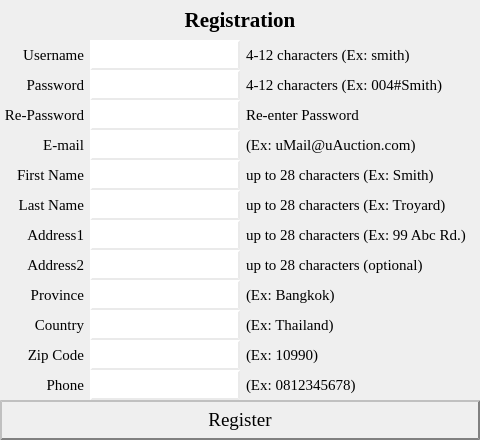
The window that chimera/ui/register.ui (shiragaP/uAuction) describes before a commit, drawn with Qt 5.
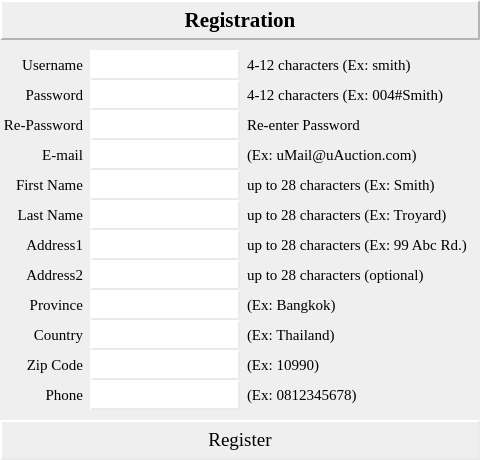
The same window after the commit.

Patch:
```diff
--- a/chimera/ui/register.ui
+++ b/chimera/ui/register.ui
@@ -7,7 +7,7 @@
     <x>0</x>
     <y>0</y>
     <width>480</width>
-    <height>440</height>
+    <height>460</height>
    </rect>
   </property>
   <property name="windowTitle">
@@ -17,7 +17,7 @@
    <string notr="true">
 QWidget#Form
 {
-	background-color: rgb(213, 213, 213);
+	background-color: rgb(239, 239, 239);
 }
 
 
@@ -27,8 +27,7 @@
 }
 
 
-QPushButton 
-{
+QPushButton {
 	background-color: qlineargradient(x1:0, y1:0, x2:1, y2:1,
 stop:0 rgba(234, 234, 234, 255), 
 stop:0.5 rgba(249, 249, 249, 255),
@@ -38,19 +37,7 @@
     border-color: rgba(234, 234, 234, 255)
  }
 
-QPushButton#pushButton_register
- {
-	background-color: qlineargradient(x1:0, y1:0, x2:1, y2:1,
-stop:0 rgba(234, 234, 234, 255), 
-stop:0.5 rgba(249, 249, 249, 255),
-stop:1 rgba(234, 234, 234, 255));
-	border-style: outset;
-    border-width: 2px;
-    border-color: rgba(128, 128, 128, 255)
- }
-
- QPushButton:pressed 
-{
+ QPushButton:pressed {
 	background-color: rgb(221, 221, 221);
  }
 
@@ -63,8 +50,7 @@
  }
 
 
-QLineEdit
- {
+QLineEdit {
 	background-color:  rgba(255, 255, 255, 255);
 	border-style: outset;
     border-width: 2px;
@@ -73,7 +59,14 @@
 
 QLabel
 {
-    padding: 2px;
+    padding: 3px;
+}
+
+QLabel#label_00_title
+{
+	border-style: outset;
+    border-width: 2px;
+    border-color: rgba(180, 180, 180, 255)
 }
 </string>
   </property>
@@ -81,7 +74,7 @@
    <property name="geometry">
     <rect>
      <x>0</x>
-     <y>40</y>
+     <y>50</y>
      <width>90</width>
      <height>30</height>
     </rect>
@@ -103,7 +96,7 @@
    <property name="geometry">
     <rect>
      <x>90</x>
-     <y>40</y>
+     <y>50</y>
      <width>150</width>
      <height>30</height>
     </rect>
@@ -119,7 +112,7 @@
    <property name="geometry">
     <rect>
      <x>0</x>
-     <y>400</y>
+     <y>420</y>
      <width>480</width>
      <height>40</height>
     </rect>
@@ -164,7 +157,7 @@
    <property name="geometry">
     <rect>
      <x>0</x>
-     <y>70</y>
+     <y>80</y>
      <width>90</width>
      <height>30</height>
     </rect>
@@ -186,7 +179,7 @@
    <property name="geometry">
     <rect>
      <x>0</x>
-     <y>160</y>
+     <y>170</y>
      <width>90</width>
      <height>30</height>
     </rect>
@@ -208,7 +201,7 @@
    <property name="geometry">
     <rect>
      <x>0</x>
-     <y>100</y>
+     <y>110</y>
      <width>90</width>
      <height>30</height>
     </rect>
@@ -230,7 +223,7 @@
    <property name="geometry">
     <rect>
      <x>0</x>
-     <y>250</y>
+     <y>260</y>
      <width>90</width>
      <height>30</height>
     </rect>
@@ -252,7 +245,7 @@
    <property name="geometry">
     <rect>
      <x>0</x>
-     <y>280</y>
+     <y>290</y>
      <width>90</width>
      <height>30</height>
     </rect>
@@ -274,7 +267,7 @@
    <property name="geometry">
     <rect>
      <x>0</x>
-     <y>220</y>
+     <y>230</y>
      <width>90</width>
      <height>30</height>
     </rect>
@@ -296,7 +289,7 @@
    <property name="geometry">
     <rect>
      <x>0</x>
-     <y>190</y>
+     <y>200</y>
      <width>90</width>
      <height>30</height>
     </rect>
@@ -318,7 +311,7 @@
    <property name="geometry">
     <rect>
      <x>0</x>
-     <y>340</y>
+     <y>350</y>
      <width>90</width>
      <height>30</height>
     </rect>
@@ -340,7 +333,7 @@
    <property name="geometry">
     <rect>
      <x>0</x>
-     <y>310</y>
+     <y>320</y>
      <width>90</width>
      <height>30</height>
     </rect>
@@ -362,7 +355,7 @@
    <property name="geometry">
     <rect>
      <x>240</x>
-     <y>310</y>
+     <y>320</y>
      <width>240</width>
      <height>30</height>
     </rect>
@@ -384,7 +377,7 @@
    <property name="geometry">
     <rect>
      <x>240</x>
-     <y>220</y>
+     <y>230</y>
      <width>240</width>
      <height>30</height>
     </rect>
@@ -406,7 +399,7 @@
    <property name="geometry">
     <rect>
      <x>240</x>
-     <y>190</y>
+     <y>200</y>
      <width>240</width>
      <height>30</height>
     </rect>
@@ -428,7 +421,7 @@
    <property name="geometry">
     <rect>
      <x>240</x>
-     <y>160</y>
+     <y>170</y>
      <width>240</width>
      <height>30</height>
     </rect>
@@ -450,7 +443,7 @@
    <property name="geometry">
     <rect>
      <x>240</x>
-     <y>280</y>
+     <y>290</y>
      <width>240</width>
      <height>30</height>
     </rect>
@@ -472,7 +465,7 @@
    <property name="geometry">
     <rect>
      <x>240</x>
-     <y>250</y>
+     <y>260</y>
      <width>240</width>
      <height>30</height>
     </rect>
@@ -494,7 +487,7 @@
    <property name="geometry">
     <rect>
      <x>240</x>
-     <y>100</y>
+     <y>110</y>
      <width>240</width>
      <height>30</height>
     </rect>
@@ -516,7 +509,7 @@
    <property name="geometry">
     <rect>
      <x>240</x>
-     <y>70</y>
+     <y>80</y>
      <width>240</width>
      <height>30</height>
     </rect>
@@ -538,7 +531,7 @@
    <property name="geometry">
     <rect>
      <x>240</x>
-     <y>340</y>
+     <y>350</y>
      <width>240</width>
      <height>30</height>
     </rect>
@@ -560,7 +553,7 @@
    <property name="geometry">
     <rect>
      <x>240</x>
-     <y>40</y>
+     <y>50</y>
      <width>240</width>
      <height>30</height>
     </rect>
@@ -582,7 +575,7 @@
    <property name="geometry">
     <rect>
      <x>90</x>
-     <y>70</y>
+     <y>80</y>
      <width>150</width>
      <height>30</height>
     </rect>
@@ -598,7 +591,7 @@
    <property name="geometry">
     <rect>
      <x>90</x>
-     <y>160</y>
+     <y>170</y>
      <width>150</width>
      <height>30</height>
     </rect>
@@ -614,7 +607,7 @@
    <property name="geometry">
     <rect>
      <x>90</x>
-     <y>100</y>
+     <y>110</y>
      <width>150</width>
      <height>30</height>
     </rect>
@@ -630,7 +623,7 @@
    <property name="geometry">
     <rect>
      <x>90</x>
-     <y>250</y>
+     <y>260</y>
      <width>150</width>
      <height>30</height>
     </rect>
@@ -646,7 +639,7 @@
    <property name="geometry">
     <rect>
      <x>90</x>
-     <y>220</y>
+     <y>230</y>
      <width>150</width>
      <height>30</height>
     </rect>
@@ -662,7 +655,7 @@
    <property name="geometry">
     <rect>
      <x>90</x>
-     <y>190</y>
+     <y>200</y>
      <width>150</width>
      <height>30</height>
     </rect>
@@ -678,7 +671,7 @@
    <property name="geometry">
     <rect>
      <x>90</x>
-     <y>280</y>
+     <y>290</y>
      <width>150</width>
      <height>30</height>
     </rect>
@@ -694,7 +687,7 @@
    <property name="geometry">
     <rect>
      <x>90</x>
-     <y>310</y>
+     <y>320</y>
      <width>150</width>
      <height>30</height>
     </rect>
@@ -710,7 +703,7 @@
    <property name="geometry">
     <rect>
      <x>90</x>
-     <y>340</y>
+     <y>350</y>
      <width>150</width>
      <height>30</height>
     </rect>
@@ -726,7 +719,7 @@
    <property name="geometry">
     <rect>
      <x>90</x>
-     <y>130</y>
+     <y>140</y>
      <width>150</width>
      <height>30</height>
     </rect>
@@ -742,7 +735,7 @@
    <property name="geometry">
     <rect>
      <x>0</x>
-     <y>130</y>
+     <y>140</y>
      <width>90</width>
      <height>30</height>
     </rect>
@@ -764,7 +757,7 @@
    <property name="geometry">
     <rect>
      <x>240</x>
-     <y>130</y>
+     <y>140</y>
      <width>240</width>
      <height>30</height>
     </rect>
@@ -786,7 +779,7 @@
    <property name="geometry">
     <rect>
      <x>90</x>
-     <y>370</y>
+     <y>380</y>
      <width>150</width>
      <height>30</height>
     </rect>
@@ -802,7 +795,7 @@
    <property name="geometry">
     <rect>
      <x>240</x>
-     <y>370</y>
+     <y>380</y>
      <width>240</width>
      <height>30</height>
     </rect>
@@ -824,7 +817,7 @@
    <property name="geometry">
     <rect>
      <x>0</x>
-     <y>370</y>
+     <y>380</y>
      <width>90</width>
      <height>30</height>
     </rect>
```
